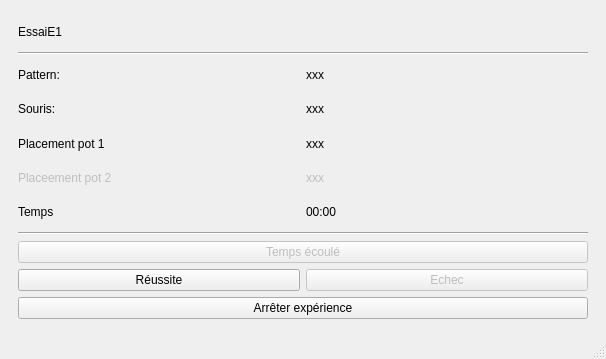
Qt form QT/Menus interface/mainwindow.ui (qserdel/projet-industriel-roborongeurs) before a commit.
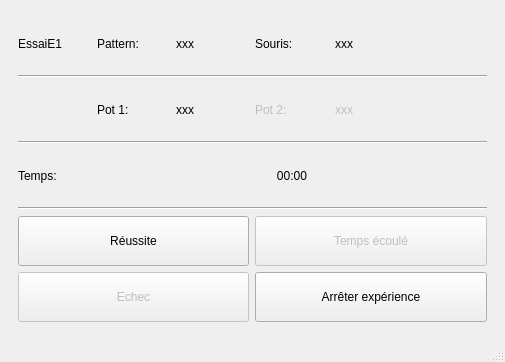
The same form after that commit. The open tabs and pages were chosen to show the change.

Commit message: update Quentin 14/02 16h20

```diff
--- a/QT/Menus interface/mainwindow.ui
+++ b/QT/Menus interface/mainwindow.ui
@@ -6,8 +6,8 @@
    <rect>
     <x>0</x>
     <y>0</y>
-    <width>606</width>
-    <height>359</height>
+    <width>505</width>
+    <height>362</height>
    </rect>
   </property>
   <property name="windowTitle">
@@ -15,7 +15,7 @@
   </property>
   <widget class="QWidget" name="centralwidget">
    <layout class="QGridLayout" name="gridLayout">
-    <item row="1" column="0">
+    <item row="0" column="0">
      <widget class="QStackedWidget" name="stackedWidget">
       <property name="currentIndex">
        <number>1</number>
@@ -694,138 +694,181 @@
       </widget>
       <widget class="QWidget" name="page_6">
        <layout class="QGridLayout" name="gridLayout_8">
-        <item row="7" column="0" colspan="2">
-         <widget class="Line" name="line_3">
-          <property name="orientation">
-           <enum>Qt::Horizontal</enum>
+        <item row="0" column="4">
+         <widget class="QLabel" name="label_36">
+          <property name="text">
+           <string>xxx</string>
           </property>
          </widget>
         </item>
-        <item row="9" column="1">
+        <item row="0" column="3">
+         <widget class="QLabel" name="label_34">
+          <property name="text">
+           <string>Souris:</string>
+          </property>
+         </widget>
+        </item>
+        <item row="10" column="0" colspan="3">
+         <widget class="QPushButton" name="reussiteE1">
+          <property name="minimumSize">
+           <size>
+            <width>0</width>
+            <height>50</height>
+           </size>
+          </property>
+          <property name="text">
+           <string>Réussite</string>
+          </property>
+         </widget>
+        </item>
+        <item row="11" column="0" colspan="3">
          <widget class="QPushButton" name="echecE1">
           <property name="enabled">
            <bool>false</bool>
           </property>
+          <property name="minimumSize">
+           <size>
+            <width>0</width>
+            <height>50</height>
+           </size>
+          </property>
           <property name="text">
            <string>Echec</string>
           </property>
          </widget>
         </item>
-        <item row="4" column="0">
-         <widget class="QLabel" name="label_37">
-          <property name="text">
-           <string>Placement pot 1</string>
-          </property>
-         </widget>
-        </item>
-        <item row="10" column="0" colspan="2">
-         <widget class="QPushButton" name="arreterExperienceE1">
-          <property name="enabled">
-           <bool>true</bool>
-          </property>
-          <property name="text">
-           <string>Arrêter expérience</string>
-          </property>
-         </widget>
-        </item>
-        <item row="5" column="0">
-         <widget class="QLabel" name="label_38">
-          <property name="enabled">
-           <bool>false</bool>
-          </property>
-          <property name="text">
-           <string>Placeement pot 2</string>
-          </property>
-         </widget>
-        </item>
-        <item row="8" column="0" colspan="2">
-         <widget class="QPushButton" name="tempsEcouleE1">
-          <property name="enabled">
-           <bool>false</bool>
-          </property>
-          <property name="text">
-           <string>Temps écoulé</string>
-          </property>
-         </widget>
-        </item>
-        <item row="0" column="0" colspan="2">
+        <item row="0" column="0">
          <widget class="QLabel" name="label_31">
           <property name="text">
            <string>EssaiE1</string>
           </property>
          </widget>
         </item>
-        <item row="2" column="1">
+        <item row="0" column="2">
          <widget class="QLabel" name="label_35">
           <property name="text">
            <string>xxx</string>
           </property>
          </widget>
         </item>
-        <item row="2" column="0">
+        <item row="6" column="0" colspan="6">
+         <widget class="Line" name="line_10">
+          <property name="orientation">
+           <enum>Qt::Horizontal</enum>
+          </property>
+         </widget>
+        </item>
+        <item row="10" column="3" colspan="3">
+         <widget class="QPushButton" name="tempsEcouleE1">
+          <property name="enabled">
+           <bool>false</bool>
+          </property>
+          <property name="minimumSize">
+           <size>
+            <width>0</width>
+            <height>50</height>
+           </size>
+          </property>
+          <property name="text">
+           <string>Temps écoulé</string>
+          </property>
+         </widget>
+        </item>
+        <item row="11" column="3" colspan="3">
+         <widget class="QPushButton" name="arreterExperienceE1">
+          <property name="enabled">
+           <bool>true</bool>
+          </property>
+          <property name="minimumSize">
+           <size>
+            <width>0</width>
+            <height>50</height>
+           </size>
+          </property>
+          <property name="text">
+           <string>Arrêter expérience</string>
+          </property>
+         </widget>
+        </item>
+        <item row="8" column="0" colspan="6">
+         <widget class="Line" name="line_3">
+          <property name="orientation">
+           <enum>Qt::Horizontal</enum>
+          </property>
+         </widget>
+        </item>
+        <item row="4" column="3">
+         <widget class="QLabel" name="label_38">
+          <property name="enabled">
+           <bool>false</bool>
+          </property>
+          <property name="text">
+           <string>Pot 2:</string>
+          </property>
+         </widget>
+        </item>
+        <item row="1" column="0" colspan="6">
+         <widget class="Line" name="line_4">
+          <property name="orientation">
+           <enum>Qt::Horizontal</enum>
+          </property>
+         </widget>
+        </item>
+        <item row="0" column="1">
          <widget class="QLabel" name="label_33">
           <property name="text">
            <string>Pattern: </string>
           </property>
          </widget>
         </item>
-        <item row="9" column="0">
-         <widget class="QPushButton" name="reussiteE1">
-          <property name="text">
-           <string>Réussite</string>
-          </property>
-         </widget>
-        </item>
-        <item row="3" column="1">
-         <widget class="QLabel" name="label_36">
-          <property name="text">
-           <string>xxx</string>
-          </property>
-         </widget>
-        </item>
-        <item row="3" column="0">
-         <widget class="QLabel" name="label_34">
-          <property name="text">
-           <string>Souris:</string>
-          </property>
-         </widget>
-        </item>
-        <item row="5" column="1">
-         <widget class="QLabel" name="label_40">
-          <property name="enabled">
-           <bool>false</bool>
-          </property>
-          <property name="text">
-           <string>xxx</string>
-          </property>
-         </widget>
-        </item>
-        <item row="4" column="1">
+        <item row="4" column="2">
          <widget class="QLabel" name="label_39">
           <property name="text">
            <string>xxx</string>
           </property>
+          <property name="textFormat">
+           <enum>Qt::AutoText</enum>
+          </property>
+          <property name="alignment">
+           <set>Qt::AlignLeading|Qt::AlignLeft|Qt::AlignVCenter</set>
+          </property>
          </widget>
         </item>
-        <item row="1" column="0" colspan="2">
-         <widget class="Line" name="line_4">
-          <property name="orientation">
-           <enum>Qt::Horizontal</enum>
+        <item row="4" column="1">
+         <widget class="QLabel" name="label_37">
+          <property name="text">
+           <string>Pot 1:</string>
           </property>
          </widget>
         </item>
-        <item row="6" column="0">
+        <item row="4" column="4">
+         <widget class="QLabel" name="label_40">
+          <property name="enabled">
+           <bool>false</bool>
+          </property>
+          <property name="text">
+           <string>xxx</string>
+          </property>
+          <property name="alignment">
+           <set>Qt::AlignLeading|Qt::AlignLeft|Qt::AlignVCenter</set>
+          </property>
+         </widget>
+        </item>
+        <item row="7" column="0">
          <widget class="QLabel" name="label_45">
           <property name="text">
-           <string>Temps</string>
+           <string>Temps:</string>
           </property>
          </widget>
         </item>
-        <item row="6" column="1">
+        <item row="7" column="1" colspan="5">
          <widget class="QLabel" name="label_46">
           <property name="text">
            <string>00:00</string>
           </property>
+          <property name="alignment">
+           <set>Qt::AlignCenter</set>
+          </property>
          </widget>
         </item>
        </layout>
```
Left out of the diff: 697 changed lines with no effect on the pictures. The commit also changes 1 other file.
